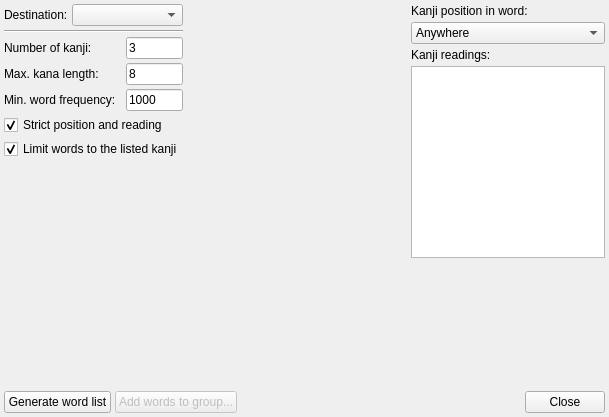
Old version of the form collectwordsform.ui in the repository z1dev/zkanji.
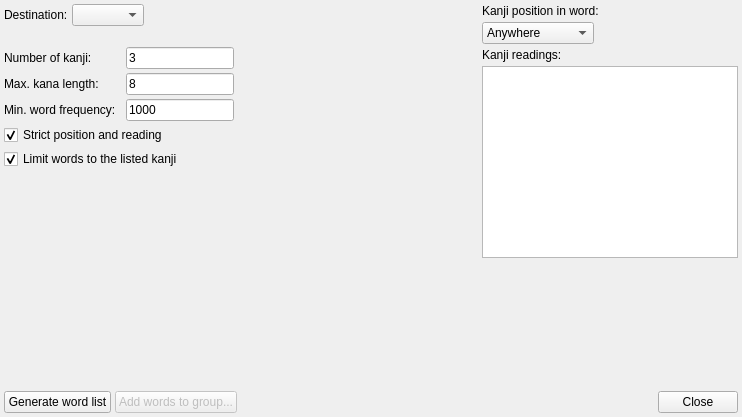
New version of the form. Custom widgets are drawn as their Qt base class.

Commit message: * Sort order selectable in settings for dictionary searches and other sorted word listings. * Fixed: Multi line model crash when layout was changed, because updated persistent indexes clashed. * Some changes in the project file might make it not compilable by vs2013. (Although I have been using c++11 features not available there anyway.)

```diff
--- a/collectwordsform.ui
+++ b/collectwordsform.ui
@@ -6,7 +6,7 @@
    <rect>
     <x>0</x>
     <y>0</y>
-    <width>609</width>
+    <width>742</width>
     <height>417</height>
    </rect>
   </property>
@@ -38,7 +38,7 @@
         <verstretch>0</verstretch>
        </sizepolicy>
       </property>
-      <layout class="QHBoxLayout" name="horizontalLayout_2" stretch="0,0,0">
+      <layout class="QHBoxLayout" name="horizontalLayout_2" stretch="0,1,0">
        <property name="spacing">
         <number>4</number>
        </property>
@@ -56,6 +56,12 @@
        </property>
        <item>
         <widget class="QWidget" name="widget_2" native="true">
+         <property name="sizePolicy">
+          <sizepolicy hsizetype="Fixed" vsizetype="Preferred">
+           <horstretch>0</horstretch>
+           <verstretch>0</verstretch>
+          </sizepolicy>
+         </property>
          <layout class="QFormLayout" name="formLayout">
           <property name="horizontalSpacing">
            <number>10</number>
@@ -75,6 +81,52 @@
           <property name="bottomMargin">
            <number>0</number>
           </property>
+          <item row="1" column="0" colspan="2">
+           <layout class="QHBoxLayout" name="horizontalLayout_3">
+            <property name="spacing">
+             <number>4</number>
+            </property>
+            <property name="topMargin">
+             <number>0</number>
+            </property>
+            <item>
+             <widget class="QLabel" name="label_3">
+              <property name="sizePolicy">
+               <sizepolicy hsizetype="Fixed" vsizetype="Preferred">
+                <horstretch>0</horstretch>
+                <verstretch>0</verstretch>
+               </sizepolicy>
+              </property>
+              <property name="text">
+               <string>Destination:</string>
+              </property>
+             </widget>
+            </item>
+            <item>
+             <widget class="ZDictionaryComboBox" name="dictCBox">
+              <property name="sizePolicy">
+               <sizepolicy hsizetype="Fixed" vsizetype="Fixed">
+                <horstretch>0</horstretch>
+                <verstretch>0</verstretch>
+               </sizepolicy>
+              </property>
+             </widget>
+            </item>
+            <item>
+             <spacer name="horizontalSpacer_2">
+              <property name="orientation">
+               <enum>Qt::Horizontal</enum>
+              </property>
+              <property name="sizeHint" stdset="0">
+               <size>
+                <width>40</width>
+                <height>5</height>
+               </size>
+              </property>
+             </spacer>
+            </item>
+           </layout>
+          </item>
           <item row="3" column="0">
            <widget class="QLabel" name="label_2">
             <property name="sizePolicy">
@@ -90,6 +142,12 @@
           </item>
           <item row="3" column="1">
            <widget class="ZLineEdit" name="kanjiNumEdit">
+            <property name="sizePolicy">
+             <sizepolicy hsizetype="Fixed" vsizetype="Fixed">
+              <horstretch>0</horstretch>
+              <verstretch>0</verstretch>
+             </sizepolicy>
+            </property>
             <property name="text">
              <string>3</string>
             </property>
@@ -113,6 +171,12 @@
           </item>
           <item row="4" column="1">
            <widget class="ZLineEdit" name="kanaLenEdit">
+            <property name="sizePolicy">
+             <sizepolicy hsizetype="Fixed" vsizetype="Fixed">
+              <horstretch>0</horstretch>
+              <verstretch>0</verstretch>
+             </sizepolicy>
+            </property>
             <property name="text">
              <string>8</string>
             </property>
@@ -136,6 +200,12 @@
           </item>
           <item row="5" column="1">
            <widget class="ZLineEdit" name="freqEdit">
+            <property name="sizePolicy">
+             <sizepolicy hsizetype="Fixed" vsizetype="Fixed">
+              <horstretch>0</horstretch>
+              <verstretch>0</verstretch>
+             </sizepolicy>
+            </property>
             <property name="text">
              <string>1000</string>
             </property>
@@ -146,6 +216,12 @@
           </item>
           <item row="6" column="0" colspan="2">
            <widget class="QCheckBox" name="strictBox">
+            <property name="sizePolicy">
+             <sizepolicy hsizetype="Fixed" vsizetype="Fixed">
+              <horstretch>0</horstretch>
+              <verstretch>0</verstretch>
+             </sizepolicy>
+            </property>
             <property name="text">
              <string>Strict position and reading</string>
             </property>
@@ -170,38 +246,21 @@
             </property>
            </widget>
           </item>
-          <item row="2" column="0" colspan="2">
-           <widget class="Line" name="line">
+          <item row="2" column="0">
+           <spacer name="verticalSpacer">
             <property name="orientation">
-             <enum>Qt::Horizontal</enum>
+             <enum>Qt::Vertical</enum>
             </property>
-           </widget>
-          </item>
-          <item row="1" column="0" colspan="2">
-           <layout class="QHBoxLayout" name="horizontalLayout_3">
-            <property name="spacing">
-             <number>4</number>
+            <property name="sizeType">
+             <enum>QSizePolicy::Fixed</enum>
             </property>
-            <property name="topMargin">
-             <number>0</number>
+            <property name="sizeHint" stdset="0">
+             <size>
+              <width>40</width>
+              <height>13</height>
+             </size>
             </property>
-            <item>
-             <widget class="QLabel" name="label_3">
-              <property name="sizePolicy">
-               <sizepolicy hsizetype="Fixed" vsizetype="Preferred">
-                <horstretch>0</horstretch>
-                <verstretch>0</verstretch>
-               </sizepolicy>
-              </property>
-              <property name="text">
-               <string>Destination:</string>
-              </property>
-             </widget>
-            </item>
-            <item>
-             <widget class="ZDictionaryComboBox" name="dictCBox"/>
-            </item>
-           </layout>
+           </spacer>
           </item>
          </layout>
         </widget>
@@ -246,6 +305,12 @@
          </item>
          <item>
           <widget class="QComboBox" name="posCBox">
+           <property name="sizePolicy">
+            <sizepolicy hsizetype="Fixed" vsizetype="Fixed">
+             <horstretch>0</horstretch>
+             <verstretch>0</verstretch>
+            </sizepolicy>
+           </property>
            <item>
             <property name="text">
              <string>Anywhere</string>
@@ -291,7 +356,14 @@
           </widget>
          </item>
          <item>
-          <widget class="ZListBox" name="readingsView"/>
+          <widget class="ZListBox" name="readingsView">
+           <property name="sizePolicy">
+            <sizepolicy hsizetype="Fixed" vsizetype="Expanding">
+             <horstretch>0</horstretch>
+             <verstretch>0</verstretch>
+            </sizepolicy>
+           </property>
+          </widget>
          </item>
         </layout>
        </item>
```
The commit also changes 26 other files.
